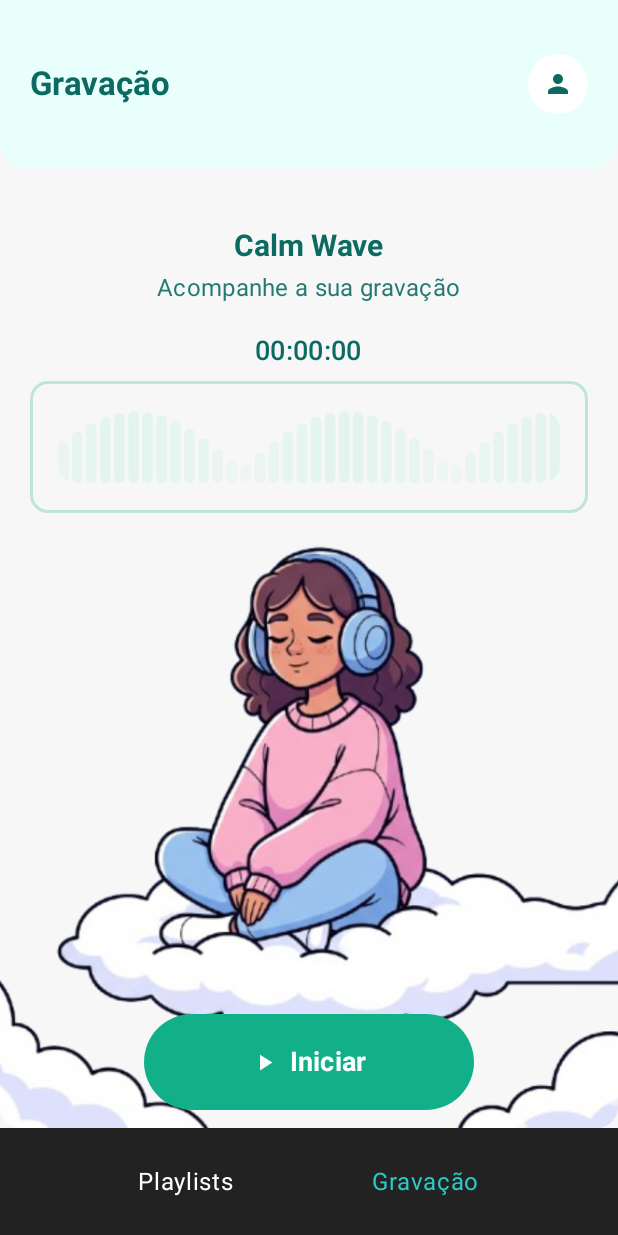
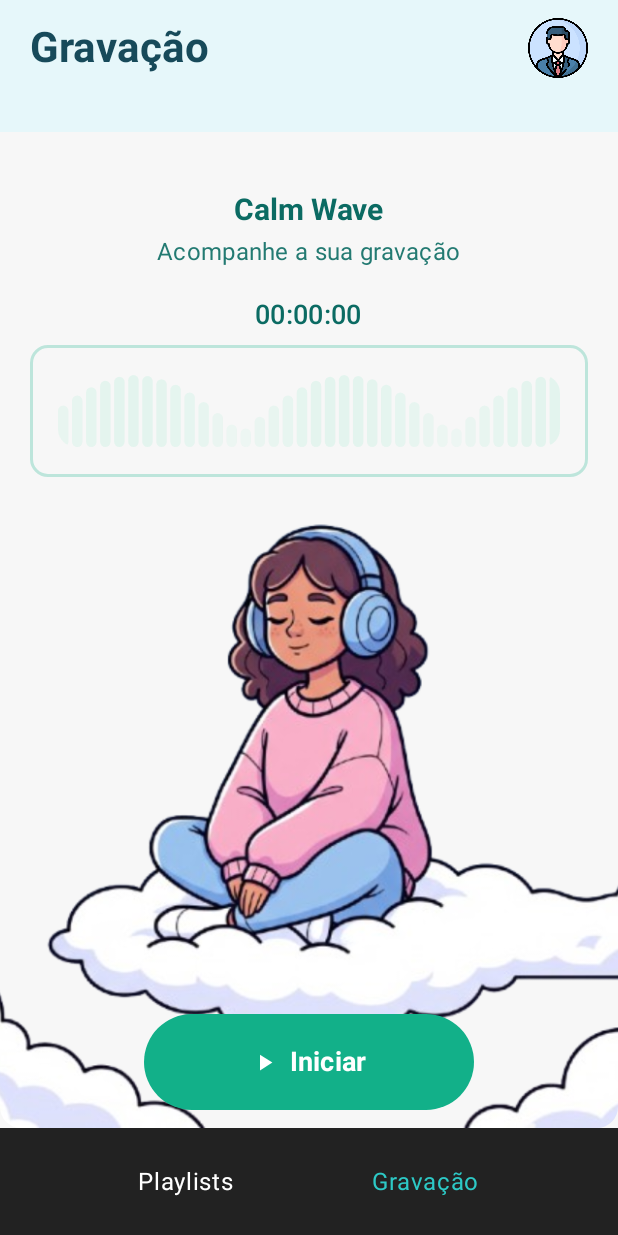
Before and after one commit to vvAi-Startup/Application_mobile, an Android app built with Jetpack Compose: the GravarActivity screen opened directly, with no data from a screen before it, on a phone screen of 412 x 824 dp. Run offline under Robolectric (Android 15) with nearby library versions, the light colour scheme and no system bars.

Commit message:
fix: correção topbar da tela de gravação

```diff
--- a/app/src/main/java/com/vvai/calmwave/GravarActivity.kt
+++ b/app/src/main/java/com/vvai/calmwave/GravarActivity.kt
@@ -22,6 +22,7 @@ import androidx.compose.ui.graphics.Color
 import androidx.compose.ui.text.font.FontWeight
 import androidx.compose.ui.unit.dp
 import com.vvai.calmwave.components.BottomNavigationBar
+import com.vvai.calmwave.components.TopBar
 import com.vvai.calmwave.ui.theme.CalmWaveTheme
 import androidx.compose.ui.res.painterResource
 import androidx.compose.ui.layout.ContentScale
@@ -83,45 +84,8 @@ class GravarActivity : ComponentActivity() {
                             horizontalAlignment = Alignment.CenterHorizontally // CORRIGIDO
                         ) {
                             // Header customizado com canto inferior arredondado
-                            Box(
-                                modifier = Modifier
-                                    .fillMaxWidth()
-                                    .height(112.dp)
-                                    .clip(RoundedCornerShape(bottomStart = 18.dp, bottomEnd = 18.dp))
-                                    .background(Color(0xFFE8FFFB))
-                                    .padding(horizontal = 20.dp),
-                                contentAlignment = Alignment.Center
-                            ) {
-                                Row(
-                                    modifier = Modifier
-                                        .fillMaxSize(),
-                                    horizontalArrangement = Arrangement.SpaceBetween,
-                                    verticalAlignment = Alignment.CenterVertically
-                                ) {
-                                    Text(
-                                        text = "Gravação",
-                                        style = MaterialTheme.typography.titleLarge,
-                                        fontSize = 22.sp,
-                                        fontWeight = FontWeight.Bold,
-                                        color = Color(0xFF0B6B63)
-                                    )
-                                    // Avatar circular (placeholder com ícone)
-                                    Box(
-                                        modifier = Modifier
-                                            .size(40.dp)
-                                            .clip(RoundedCornerShape(20.dp))
-                                            .background(Color.White),
-                                        contentAlignment = Alignment.Center
-                                    ) {
-                                        Icon(
-                                            imageVector = Icons.Filled.Person,
-                                            contentDescription = "Avatar",
-                                            tint = Color(0xFF0B6B63),
-                                            modifier = Modifier.size(20.dp)
-                                        )
-                                    }
-                                }
-                            }
+                            // Usando o componente TopBar reutilizável
+                            TopBar(title = "Gravação")
 
                             Spacer(modifier = Modifier.height(18.dp))
 
```
